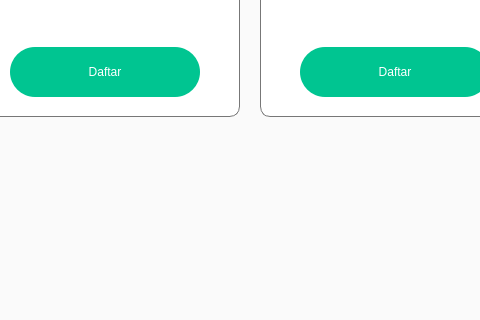
The window that imunisasi.ui (Gamdara/ekms) describes before a commit, drawn with Qt 5; both pictures show x 350 to 830 and y 443 to 763 of the 1200 by 763 pixel window.
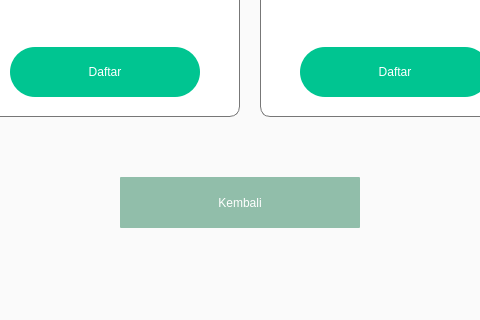
The same window after the commit. Icons and pictures are not drawn.

The edit to the form file:
```diff
--- a/imunisasi.ui
+++ b/imunisasi.ui
@@ -294,6 +294,25 @@
      <string/>
     </property>
    </widget>
+   <widget class="QPushButton" name="bkembali">
+    <property name="geometry">
+     <rect>
+      <x>470</x>
+      <y>650</y>
+      <width>240</width>
+      <height>51</height>
+     </rect>
+    </property>
+    <property name="styleSheet">
+     <string notr="true">border-radius:1px;
+background-color: rgb(145, 190, 170);
+color: white;
+font: 14pt &quot;MS Shell Dlg 2&quot;;</string>
+    </property>
+    <property name="text">
+     <string>Kembali</string>
+    </property>
+   </widget>
    <zorder>label_10</zorder>
    <zorder>label_11</zorder>
    <zorder>label_7</zorder>
@@ -308,6 +327,7 @@
    <zorder>pvarisela</zorder>
    <zorder>phepatitis</zorder>
    <zorder>ppolio</zorder>
+   <zorder>bkembali</zorder>
   </widget>
   <widget class="QPushButton" name="btncampak">
    <property name="geometry">
```
